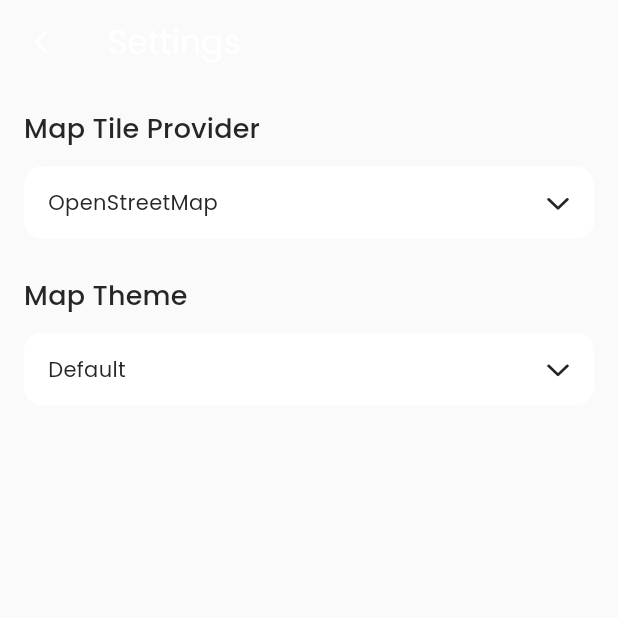
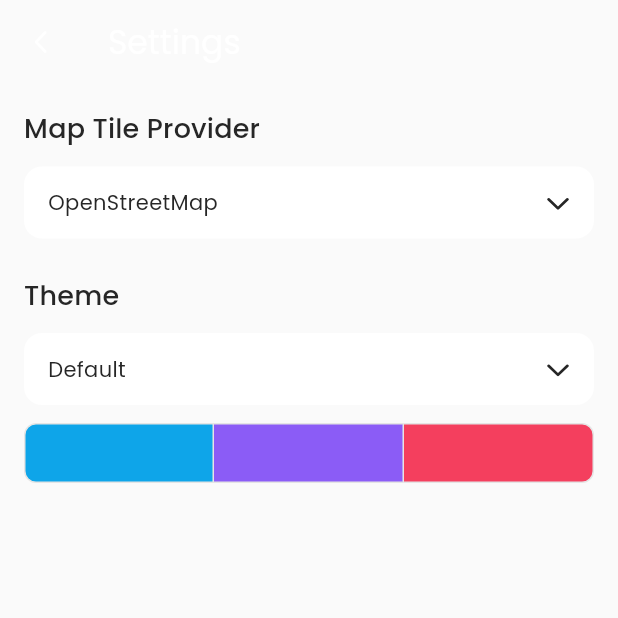
Before and after one commit to ChristianAlessandri/yourworld, a Flutter app: the SettingsScreen screen opened directly, on a phone screen of 412 x 824 dp, the top half of it. Run offline on Flutter 3.47's test engine with Material 3 defaults, Android fonts, the phone set to English and light mode, and no system bars; our stand-ins replace fluentui_system_icons, flutter_map, google_fonts, hive, hive_flutter, latlong2; accounts and stored records are empty; statements that could not run were skipped.

Commit message:
added palette preview

```diff
--- a/lib/presentation/screens/passport_screen.dart
+++ b/lib/presentation/screens/passport_screen.dart
@@ -78,7 +78,7 @@ class _PassportScreenState extends State<PassportScreen> {
           Padding(
             padding: const EdgeInsets.only(right: 8.0),
             child: IconButton(
-              icon: Icon(FluentIcons.settings_20_filled,
+              icon: Icon(FluentIcons.navigation_20_filled,
                   color: Theme.of(context).brightness == Brightness.dark
                       ? AppColors.darkTextPrimary
                       : AppColors.lightTextPrimary),
--- a/lib/presentation/screens/settings_screen.dart
+++ b/lib/presentation/screens/settings_screen.dart
@@ -1,5 +1,6 @@
 import 'package:fluentui_system_icons/fluentui_system_icons.dart';
 import 'package:flutter/material.dart';
+import 'package:yourworld/core/constants/app_colors.dart';
 import 'package:yourworld/core/constants/map_palettes.dart';
 import 'package:yourworld/core/user_settings/map_url_templates.dart';
 import 'package:yourworld/core/user_settings/user_settings_manager.dart';
@@ -40,6 +41,30 @@ class _SettingsScreenState extends State<SettingsScreen> {
     UserSettingsManager.setMapTheme(newTheme);
   }
 
+  Widget _buildColorPreviewBox(Color color,
+      {bool isFirst = false, bool isLast = false}) {
+    return Container(
+      height: 40,
+      decoration: BoxDecoration(
+        color: color,
+        borderRadius: BorderRadius.only(
+          topLeft: isFirst ? Radius.circular(8) : Radius.zero,
+          bottomLeft: isFirst ? Radius.circular(8) : Radius.zero,
+          topRight: isLast ? Radius.circular(8) : Radius.zero,
+          bottomRight: isLast ? Radius.circular(8) : Radius.zero,
+        ),
+        border: Border(
+          top: BorderSide(color: AppColors.lightDivider, width: 1),
+          bottom: BorderSide(color: AppColors.lightDivider, width: 1),
+          left: isFirst
+              ? BorderSide(color: AppColors.lightDivider, width: 1)
+              : BorderSide.none,
+          right: BorderSide(color: AppColors.lightDivider, width: 1),
+        ),
+      ),
+    );
+  }
+
   @override
   Widget build(BuildContext context) {
     return Scaffold(
@@ -78,11 +103,11 @@ class _SettingsScreenState extends State<SettingsScreen> {
               ),
               onChanged: _onMapUrlChanged,
             ),
+
             const SizedBox(height: 24),
 
-            // Map Theme Dropdown
             Text(
-              'Map Theme',
+              'Theme',
               style: Theme.of(context).textTheme.titleMedium,
             ),
             const SizedBox(height: 12),
@@ -98,6 +123,22 @@ class _SettingsScreenState extends State<SettingsScreen> {
               }).toList(),
               onChanged: _onMapThemeChanged,
             ),
+            const SizedBox(height: 12),
+            Row(
+              children: [
+                Expanded(
+                    child: _buildColorPreviewBox(
+                        MapPalettes.getPalette(selectedTheme).visited,
+                        isFirst: true)),
+                Expanded(
+                    child: _buildColorPreviewBox(
+                        MapPalettes.getPalette(selectedTheme).lived)),
+                Expanded(
+                    child: _buildColorPreviewBox(
+                        MapPalettes.getPalette(selectedTheme).want,
+                        isLast: true)),
+              ],
+            ),
           ],
         ),
       ),
```
